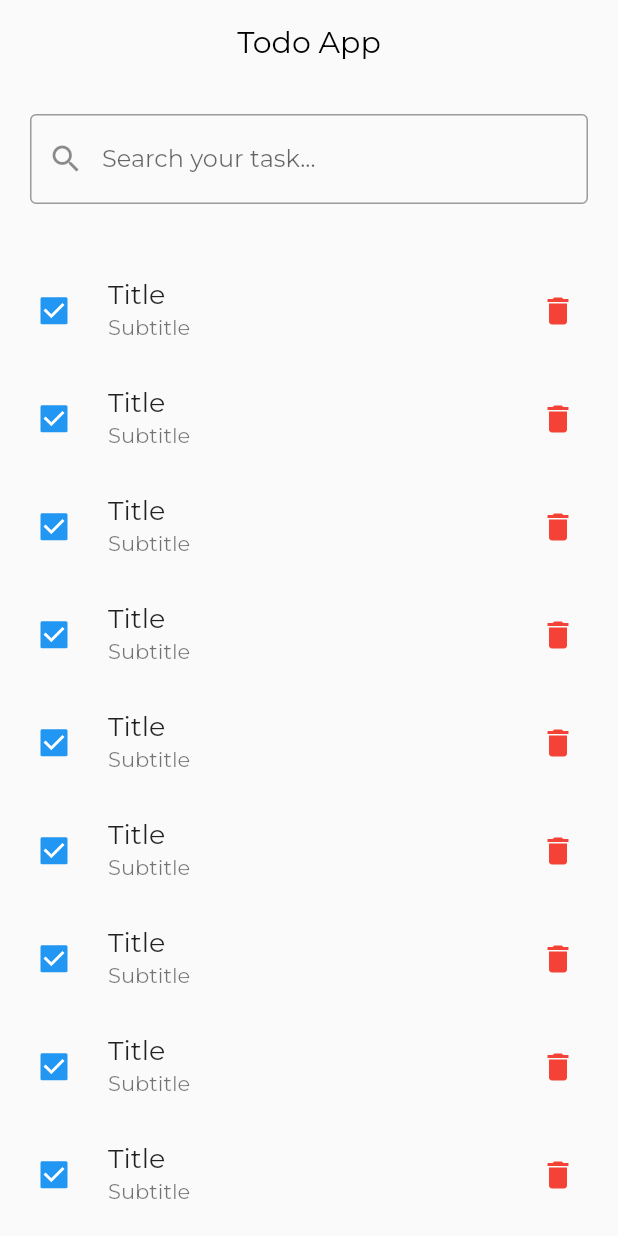
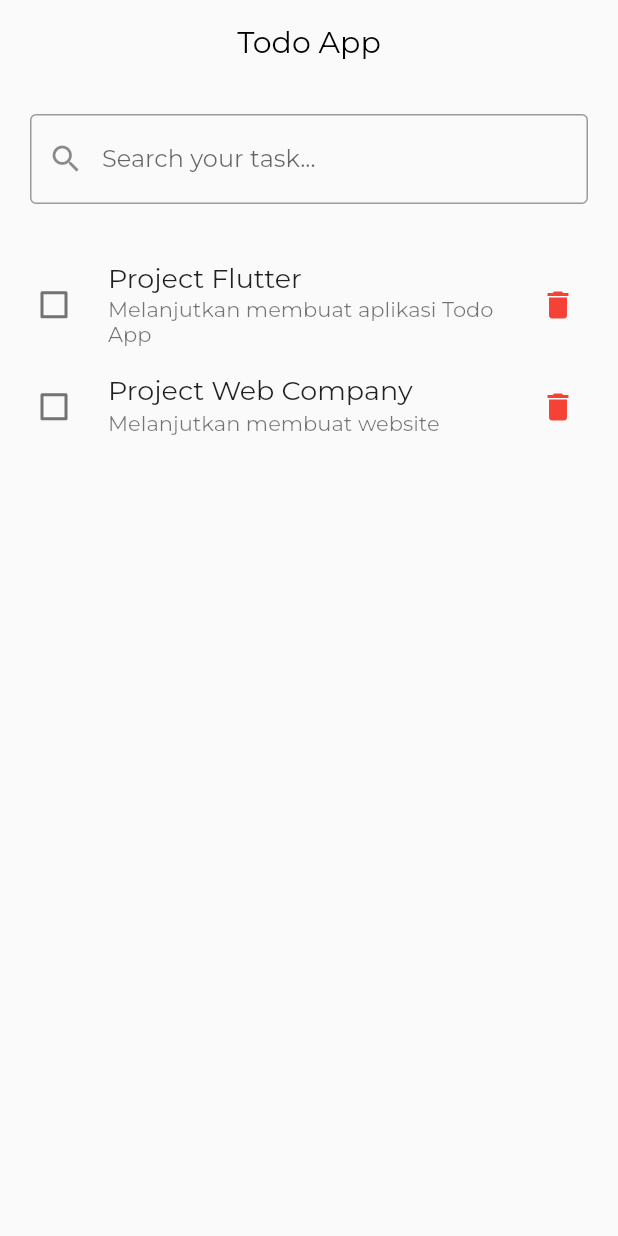
Before and after one commit to TahsinulAmir/Todo_App-Flutter, a Flutter app: the screen it shows after launch, on a phone screen of 412 x 824 dp. Run offline on Flutter 3.47's test engine with Material 2 defaults, Android fonts, the phone set to English and light mode, and no system bars.

Commit message:
Mengirim data todo ke homepage

```diff
--- a/lib/screen/homepage.dart
+++ b/lib/screen/homepage.dart
@@ -1,4 +1,5 @@
 import 'package:flutter/material.dart';
+import 'package:todo_app/models/todo.dart';
 
 class Homepage extends StatefulWidget {
   const Homepage({super.key});
@@ -8,7 +9,8 @@ class Homepage extends StatefulWidget {
 }
 
 class _HomepageState extends State<Homepage> {
-  bool varSementara = true;
+  List<Todo> todos = dataTodo;
+
   @override
   Widget build(BuildContext context) {
     AppBar myAppBar = AppBar(
@@ -48,8 +50,9 @@ class _HomepageState extends State<Homepage> {
                   height: heightBody * 0.85,
                   width: widthBody,
                   child: ListView.builder(
-                    itemCount: 10,
+                    itemCount: todos.length,
                     itemBuilder: (context, index) {
+                      final todo = todos[index];
                       return CheckboxListTile(
                         secondary: IconButton(
                           onPressed: () {},
@@ -60,14 +63,14 @@ class _HomepageState extends State<Homepage> {
                         ),
                         controlAffinity: ListTileControlAffinity.leading,
                         title: Text(
-                          "Title",
+                          todo.title,
                           style: TextStyle(fontSize: 18),
                         ),
-                        subtitle: Text("Subtitle"),
-                        value: varSementara,
+                        subtitle: Text(todo.desc),
+                        value: todo.isCompleted,
                         onChanged: (value) {
                           setState(() {
-                            varSementara = value!;
+                            todo.isCompleted = value!;
                           });
                         },
                       );
```
